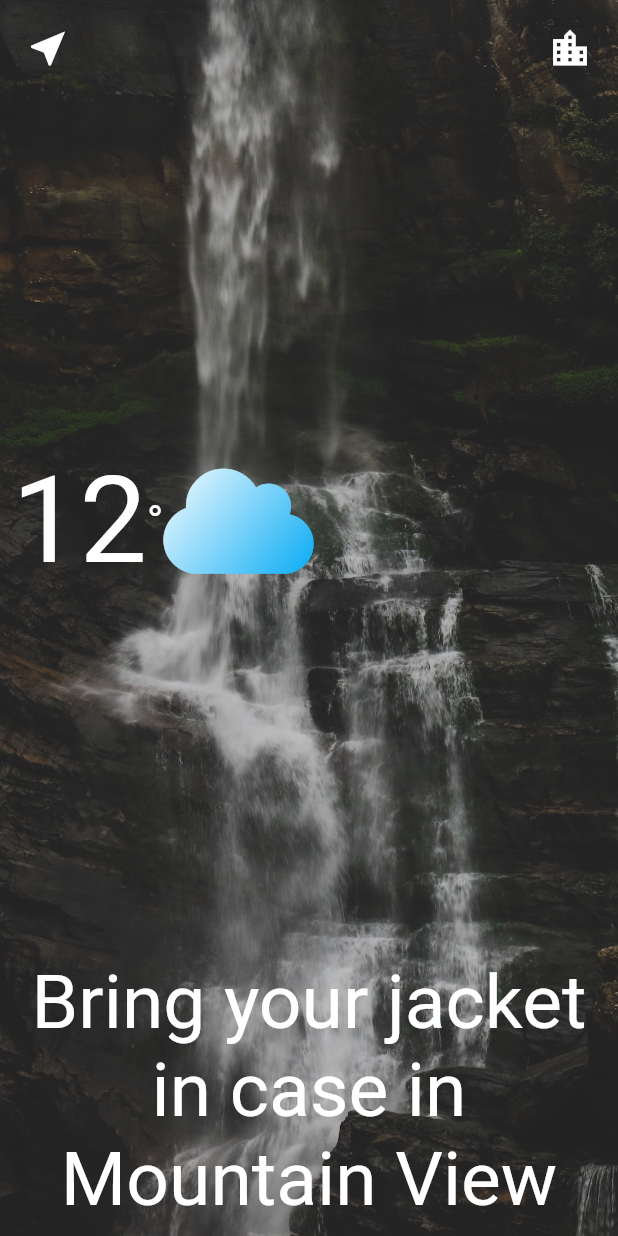
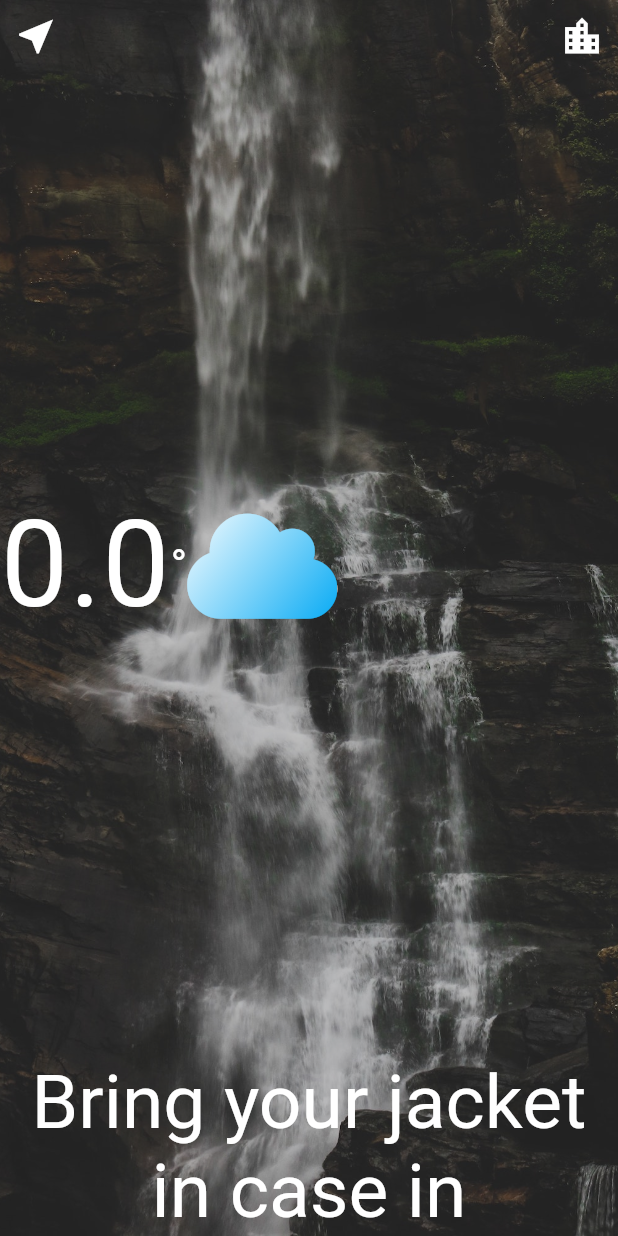
Before and after one commit to aliaaosama23/flutter_training_weather_app, a Flutter app: the LocationPage screen opened directly with empty values, on a phone screen of 412 x 824 dp. Run offline on Flutter 3.47's test engine with Material 2 defaults, Android fonts, the phone set to English and light mode, and no system bars; our stand-ins replace flutter_spinkit, font_awesome_flutter, geolocator; network calls fail.

```diff
--- a/lib/screens/location_page.dart
+++ b/lib/screens/location_page.dart
@@ -8,12 +8,12 @@ import 'package:weather/models/loaction.dart';
 class LocationPage extends StatelessWidget {
   const LocationPage({
     Key? key,
-    required this.latitude,
-    required this.longitude,
+    required this.cityName,
+    required this.temperature,
   }) : super(key: key);
 
-  final double latitude;
-  final double longitude;
+  final String cityName;
+  final double temperature;
   @override
   Widget build(BuildContext context) {
     return Scaffold(
@@ -23,14 +23,14 @@ class LocationPage extends StatelessWidget {
             image: const AssetImage('images/location_background.jpg'),
             fit: BoxFit.cover,
             colorFilter: ColorFilter.mode(
-              Colors.white.withOpacity(0.8),
+              Colors.black.withOpacity(0.8),
               BlendMode.dstATop,
             ),
           ),
         ),
         child: SafeArea(
           child: Padding(
-            padding: const EdgeInsets.all(8.0),
+            padding: const EdgeInsets.all(0.0),
             child: Column(
               mainAxisAlignment: MainAxisAlignment.spaceBetween,
               children: [
@@ -61,11 +61,12 @@ class LocationPage extends StatelessWidget {
                 ),
                 Row(
                   children: [
-                    const Text(
-                      '12',
-                      style: TextStyle(
+                    Text(
+                      temperature.toStringAsFixed(1),
+                      style: const TextStyle(
                         fontSize: 80,
                         color: Colors.white,
+                        letterSpacing: 0.9,
                       ),
                     ),
                     const Text(
@@ -94,9 +95,9 @@ class LocationPage extends StatelessWidget {
                     ),
                   ],
                 ),
-                const Text(
-                  'Bring your jacket in case in Mountain View',
-                  style: TextStyle(
+                Text(
+                  'Bring your jacket in case in $cityName',
+                  style: const TextStyle(
                     fontSize: 50,
                     color: Colors.white,
                   ),
--- a/pubspec.yaml
+++ b/pubspec.yaml
@@ -37,6 +37,7 @@ dependencies:
   geolocator: ^8.0.5
   flutter_spinkit: ^5.1.0
   font_awesome_flutter: ^9.2.0
+  http: ^0.13.4
 
 
 dev_dependencies:
```
Also changed, not shown: lib/models/loaction.dart (+0 -43 lines), lib/screens/loading_page.dart (+37 -11 lines), lib/services/location.dart (+42 -0 lines), scaratch.dart (deleted, +0 -29 lines), pubspec.lock, 2 other files.
